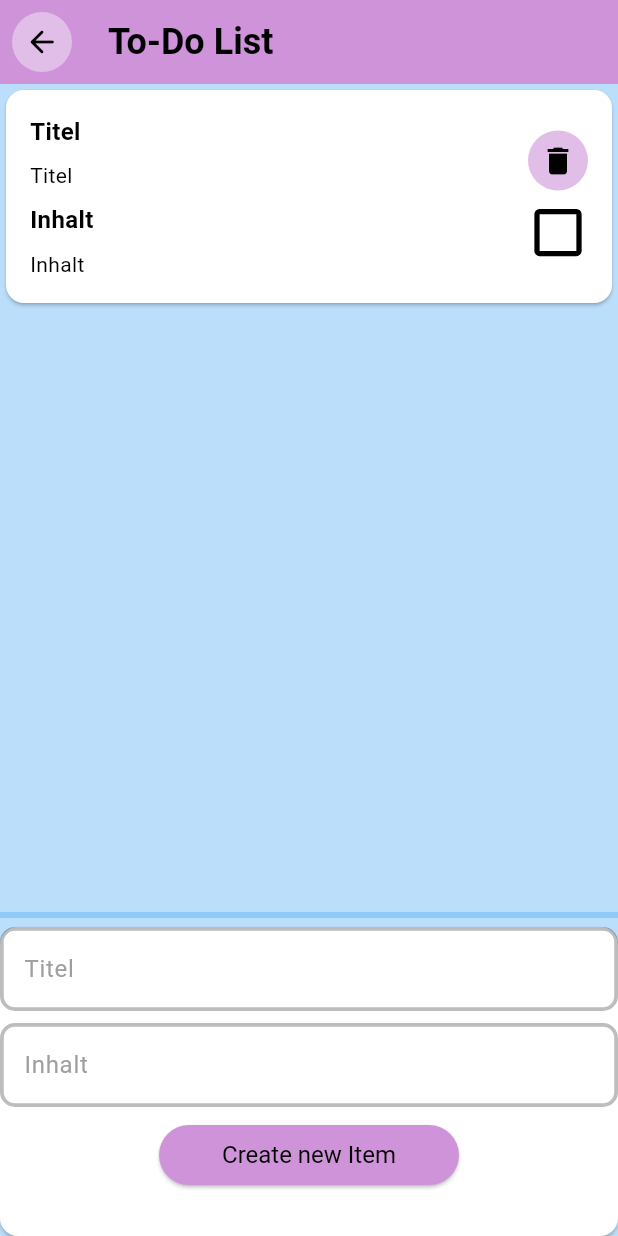
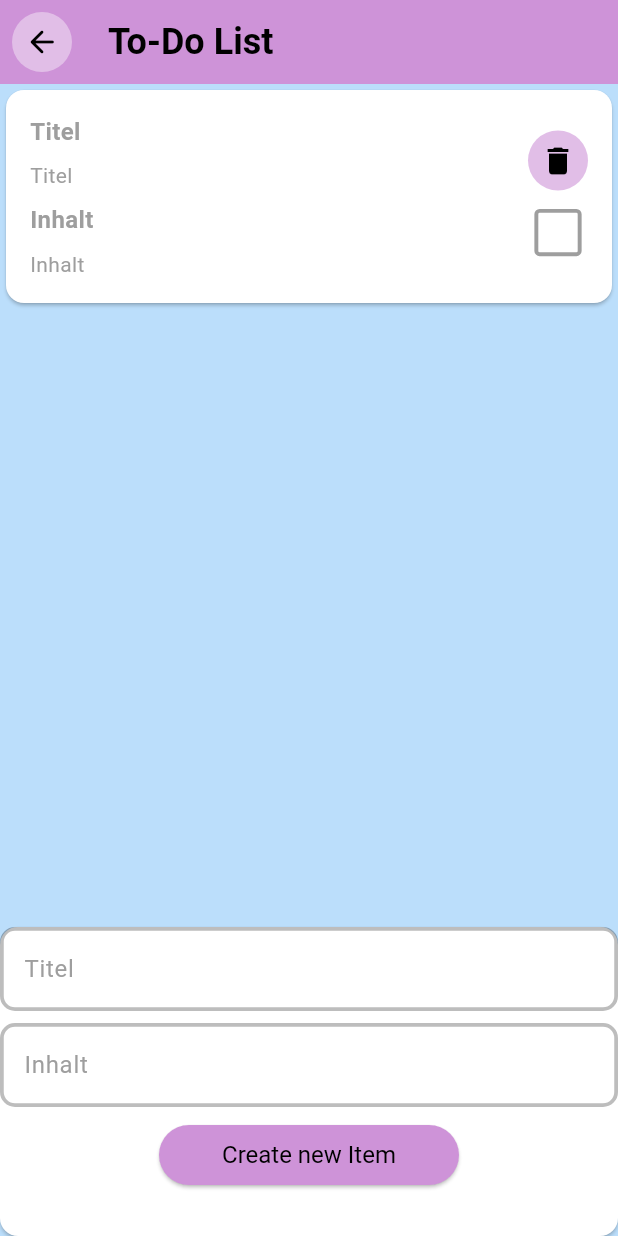
Before and after one commit to sanriodev/aandm, a Flutter app: the ToDoScreen screen opened directly with empty values, after a tap on "Create new Item", on a phone screen of 412 x 824 dp. Run offline on Flutter 3.47's test engine with Material 3 defaults, Android fonts, the phone set to English and light mode, and no system bars; our stand-ins replace accordion, fluttertoast, getwidget, hive, visibility_detector; accounts and stored records are empty.

Commit message:
fix: text colors on list items

```diff
--- a/lib/screens/to_do_screen.dart
+++ b/lib/screens/to_do_screen.dart
@@ -64,7 +64,10 @@ class _ToDoScreenState extends State<ToDoScreen> {
                         child: Text(
                           "Titel",
                           style: TextStyle(
-                              fontWeight: FontWeight.bold, fontSize: 16),
+                            fontWeight: FontWeight.bold,
+                            fontSize: 16,
+                            color: Colors.grey,
+                          ),
                         ),
                       ),
                       Padding(
@@ -72,7 +75,10 @@ class _ToDoScreenState extends State<ToDoScreen> {
                         child: Text(
                           tasks[index].title,
                           style: const TextStyle(
-                              fontWeight: FontWeight.normal, fontSize: 14),
+                            fontWeight: FontWeight.normal,
+                            fontSize: 14,
+                            color: Colors.grey,
+                          ),
                         ),
                       ),
                       const Padding(
@@ -80,7 +86,10 @@ class _ToDoScreenState extends State<ToDoScreen> {
                         child: Text(
                           "Inhalt",
                           style: TextStyle(
-                              fontWeight: FontWeight.bold, fontSize: 16),
+                            fontWeight: FontWeight.bold,
+                            fontSize: 16,
+                            color: Colors.grey,
+                          ),
                         ),
                       ),
                       Padding(
@@ -88,7 +97,10 @@ class _ToDoScreenState extends State<ToDoScreen> {
                         child: Text(
                           tasks[index].content,
                           style: const TextStyle(
-                              fontWeight: FontWeight.normal, fontSize: 14),
+                            fontWeight: FontWeight.normal,
+                            fontSize: 14,
+                            color: Colors.grey,
+                          ),
                         ),
                       ),
                     ],
@@ -119,7 +131,9 @@ class _ToDoScreenState extends State<ToDoScreen> {
                             });
                           },
                           activeColor: Colors.purple[200],
-                          checkColor: Colors.black,
+                          checkColor: Colors.grey[200],
+                          side:
+                              const BorderSide(color: Colors.grey, width: 1.5),
                         ),
                       ),
                     ],
@@ -155,10 +169,6 @@ class _ToDoScreenState extends State<ToDoScreen> {
       body: Column(
         children: <Widget>[
           Expanded(child: getAllListItems()),
-          Divider(
-            thickness: 4,
-            color: Colors.blue[200],
-          ),
           Align(
             alignment: Alignment.bottomCenter,
             child: Card(
```
Also changed, not shown: lib/widgets/task_list_widget.dart (+20 -23 lines).
